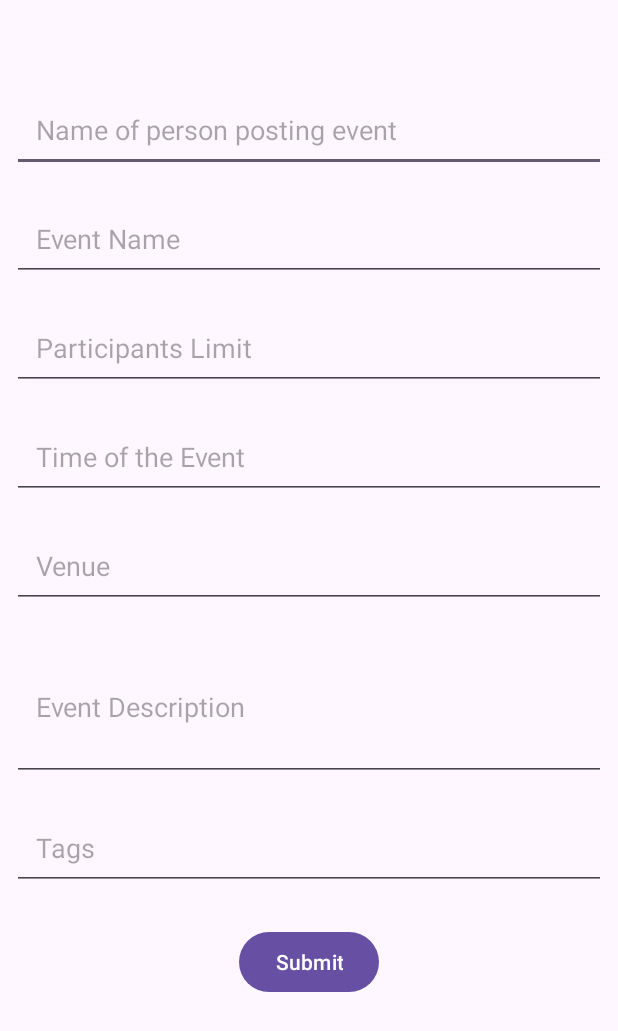
After one commit to Verdilac/EmberLinkAnd, an Android app: the CreateEventActivity screen opened directly, with no data from a screen before it, on a phone screen of 412 x 824 dp. The commit adds this screen. Shown: the top 1031 px of the screen. Run offline under Robolectric (Android 15) with nearby library versions, the phone set to English and light mode, and no system bars.

Commit message:
Added Data Models and Db Integration with Creating and Displaying of Events

```diff
--- a/app/build.gradle
+++ b/app/build.gradle
@@ -15,6 +15,7 @@ android {
         versionName "1.0"
 
         testInstrumentationRunner "androidx.test.runner.AndroidJUnitRunner"
+
     }
 
     buildTypes {
@@ -27,6 +28,7 @@ android {
         sourceCompatibility JavaVersion.VERSION_1_8
         targetCompatibility JavaVersion.VERSION_1_8
     }
+
 }
 
 dependencies {
@@ -35,7 +37,7 @@ dependencies {
     implementation 'com.google.android.material:material:1.10.0'
     implementation 'androidx.constraintlayout:constraintlayout:2.1.4'
     implementation 'androidx.room:room-runtime:2.6.0'
-    implementation 'androidx.room:room-compiler:2.6.0'
+    annotationProcessor'androidx.room:room-compiler:2.6.0'
     implementation 'androidx.recyclerview:recyclerview:1.4.0-alpha01'
     testImplementation 'junit:junit:4.13.2'
     androidTestImplementation 'androidx.test.ext:junit:1.1.5'
--- a/app/src/main/AndroidManifest.xml
+++ b/app/src/main/AndroidManifest.xml
@@ -13,6 +13,12 @@
         android:theme="@style/Theme.EmberLinkAnd"
         tools:targetApi="31">
         <activity
+            android:name=".EventListActivity"
+            android:exported="false" />
+        <activity
+            android:name=".CreateEventActivity"
+            android:exported="false" />
+        <activity
             android:name=".MainActivity"
             android:exported="true">
             <intent-filter>
--- /dev/null
+++ b/app/src/main/java/com/example/emberlinkand/CreateEventActivity.java
@@ -0,0 +1,50 @@
+package com.example.emberlinkand;
+
+import androidx.appcompat.app.AppCompatActivity;
+
+import android.os.Bundle;
+import android.view.View;
+import android.widget.Button;
+import android.widget.EditText;
+
+import com.example.emberlinkand.DB.AppDatabase;
+import com.example.emberlinkand.DB.Event;
+
+public class CreateEventActivity extends AppCompatActivity {
+
+    @Override
+    protected void onCreate(Bundle savedInstanceState) {
+        super.onCreate(savedInstanceState);
+        setContentView(R.layout.activity_create_event);
+
+        final EditText organizerNameInput = findViewById(R.id.editTextName);
+        final EditText eventNameInput = findViewById(R.id.editTextEventName);
+
+        Button submitButton = findViewById(R.id.SubmitBtn);
+
+
+        submitButton.setOnClickListener(new View.OnClickListener() {
+            @Override
+            public void onClick(View v) {
+                saveNewEvent(organizerNameInput.getText().toString(),eventNameInput.getText().toString());
+            }
+        });
+    }
+
+
+
+
+
+    private  void saveNewEvent(String organizerName,String eventName){
+        AppDatabase db = AppDatabase.getDbInstance(this.getApplicationContext());
+        Event event = new Event();
+        event.organizerName = organizerName;
+        event.eventName = eventName;
+
+        db.eventDao().insertEvent(event);
+
+        finish();
+
+    }
+
+}
--- /dev/null
+++ b/app/src/main/res/layout/activity_create_event.xml
@@ -0,0 +1,116 @@
+<?xml version="1.0" encoding="utf-8"?>
+<androidx.constraintlayout.widget.ConstraintLayout xmlns:android="http://schemas.android.com/apk/res/android"
+    xmlns:app="http://schemas.android.com/apk/res-auto"
+    xmlns:tools="http://schemas.android.com/tools"
+    android:layout_width="match_parent"
+    android:layout_height="match_parent"
+    tools:context=".CreateEventForm">
+
+    <RelativeLayout
+        android:layout_width="match_parent"
+        android:layout_height="match_parent"
+        android:paddingTop="50dp">
+
+        <!-- EditText for Name of person posting event -->
+
+        <!-- EditText for Event Name -->
+        <EditText
+            android:id="@+id/editTextName"
+            android:layout_width="match_parent"
+            android:layout_height="wrap_content"
+            android:layout_marginStart="8dp"
+            android:layout_marginTop="8dp"
+            android:layout_marginEnd="8dp"
+            android:layout_marginBottom="8dp"
+            android:hint="Name of person posting event"
+            android:inputType="text"
+            android:padding="16dp" />
+
+        <EditText
+            android:id="@+id/editTextEventName"
+            android:layout_width="match_parent"
+            android:layout_height="wrap_content"
+            android:layout_below="@id/editTextName"
+            android:layout_marginStart="8dp"
+            android:layout_marginTop="8dp"
+            android:layout_marginEnd="8dp"
+            android:layout_marginBottom="8dp"
+            android:hint="Event Name"
+            android:inputType="text"
+            android:padding="16dp" />
+
+        <!-- EditText for Participants Limit -->
+        <EditText
+            android:id="@+id/editTextParticipantsLimit"
+            android:layout_width="match_parent"
+            android:layout_height="wrap_content"
+            android:layout_below="@id/editTextEventName"
+            android:hint="Participants Limit"
+            android:padding="16dp"
+            android:layout_margin="8dp"
+            android:inputType="number" />
+
+        <!-- EditText for Time of the Event -->
+        <EditText
+            android:id="@+id/editTextTime"
+            android:layout_width="match_parent"
+            android:layout_height="wrap_content"
+            android:layout_below="@id/editTextParticipantsLimit"
+            android:layout_marginStart="8dp"
+            android:layout_marginTop="8dp"
+            android:layout_marginEnd="8dp"
+            android:layout_marginBottom="8dp"
+            android:hint="Time of the Event"
+            android:inputType="text"
+            android:padding="16dp" />
+
+        <!-- EditText for Venue -->
+        <EditText
+            android:id="@+id/editTextVenue"
+            android:layout_width="match_parent"
+            android:layout_height="wrap_content"
+            android:layout_below="@id/editTextTime"
+            android:hint="Venue"
+            android:padding="16dp"
+            android:layout_margin="8dp"
+            android:inputType="text" />
+
+        <!-- EditText for Event Description -->
+        <EditText
+            android:id="@+id/editTextDescription"
+            android:layout_width="match_parent"
+            android:layout_height="wrap_content"
+            android:layout_below="@id/editTextVenue"
+            android:hint="Event Description"
+            android:padding="16dp"
+            android:layout_margin="8dp"
+            android:inputType="textMultiLine"
+            android:minLines="3" />
+
+        <!-- EditText for Tags -->
+        <EditText
+            android:id="@+id/editTextTags"
+            android:layout_width="match_parent"
+            android:layout_height="wrap_content"
+            android:layout_below="@id/editTextDescription"
+            android:layout_marginStart="8dp"
+            android:layout_marginTop="8dp"
+            android:layout_marginEnd="8dp"
+            android:layout_marginBottom="8dp"
+            android:hint="Tags"
+            android:inputType="text"
+            android:padding="16dp" />
+
+        <!-- Button to submit data -->
+        <Button
+            android:id="@+id/SubmitBtn"
+            android:layout_width="wrap_content"
+            android:layout_height="wrap_content"
+            android:text="Submit"
+            android:layout_below="@id/editTextTags"
+            android:layout_centerHorizontal="true"
+            android:layout_marginTop="16dp" />
+
+    </RelativeLayout>
+
+</androidx.constraintlayout.widget.ConstraintLayout>
```
Also changed, not shown: app/src/main/java/com/example/emberlinkand/DB/AppDatabase.java (added, +23 -0 lines), app/src/main/java/com/example/emberlinkand/DB/Event.java (added, +20 -0 lines), app/src/main/java/com/example/emberlinkand/DB/EventDao.java (added, +23 -0 lines), app/src/main/java/com/example/emberlinkand/EventListActivity.java (added, +73 -0 lines), app/src/main/java/com/example/emberlinkand/EventListAdapter.java (added, +63 -0 lines), app/src/main/java/com/example/emberlinkand/MainActivity.java (+29 -0 lines), app/src/main/res/layout/activity_event_list.xml (added, +26 -0 lines), app/src/main/res/layout/activity_main.xml (+21 -0 lines), app/src/main/res/layout/recycler_row.xml (added, +24 -0 lines), gradle.properties (line endings or trailing spaces).
